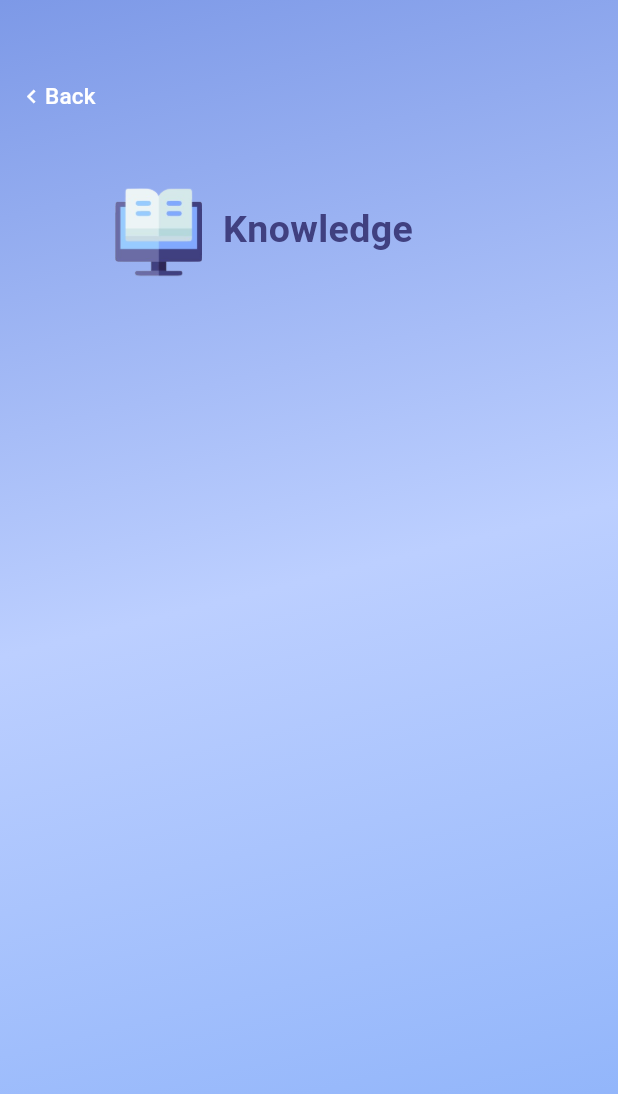
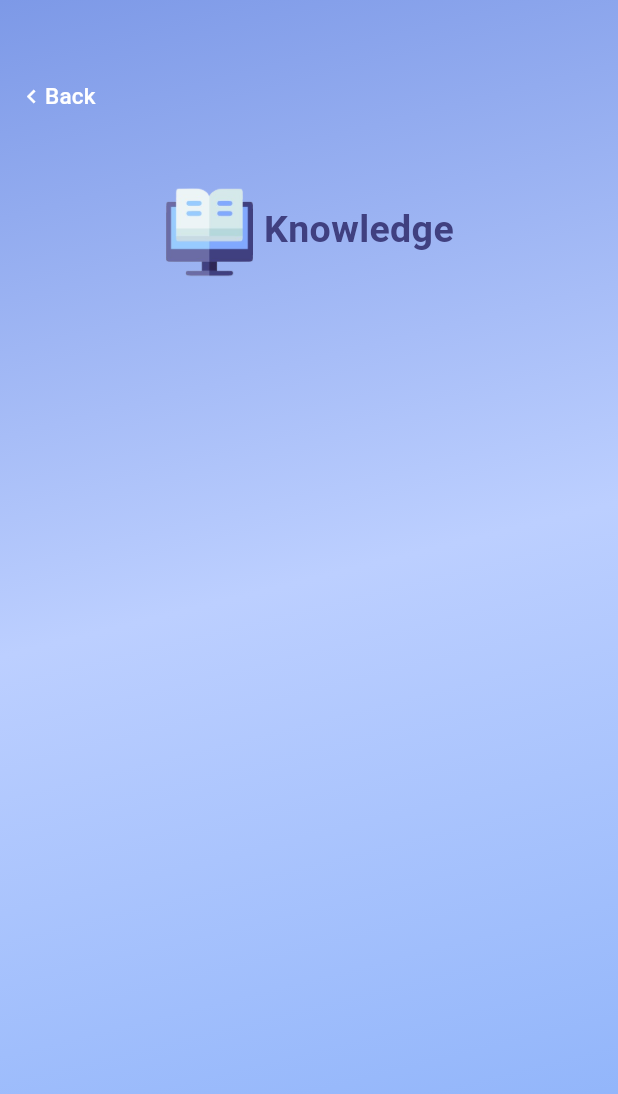
Before and after one commit to Oyyanv/knowledge, a Flutter app: the LoginPage screen opened directly, on a phone screen of 412 x 824 dp. Shown: the top 1094 px of the screen. Run offline on Flutter 3.47's test engine with Material 3 defaults, Android fonts, the light colour scheme and no system bars; our stand-ins replace smooth_page_indicator.

Commit message:
fix bug login no crud

```diff
--- a/lib/screens/login/login_page.dart
+++ b/lib/screens/login/login_page.dart
@@ -12,15 +12,18 @@ class _LoginPageState extends State<LoginPage> {
   @override
   Widget build(BuildContext context) {
     return Scaffold(
-      body: Container(
+      body: Stack(
+        children: [
+          Container(
             decoration: const BoxDecoration(
               gradient: LinearGradient(colors: [
                 Color(0xff7D99E7),
                 Color(0xffBCCFFF),
                 Color(0xff8EB3FA)
-        ], begin: Alignment.topLeft, end: Alignment.bottomCenter)),
-        child: SizedBox.expand(
-          child: Row(
+              ], begin: Alignment.topLeft, end: Alignment.bottomCenter),
+            ),
+          ),
+          Row(
             children: [
               //button kembali
               Column(
@@ -53,9 +56,11 @@ class _LoginPageState extends State<LoginPage> {
                   ),
                 ],
               ),
-              //button kembali
+            ],
+          ),
           //knowledge icon
           Row(
+            mainAxisAlignment: MainAxisAlignment.center,
             children: [
               Column(
                 mainAxisAlignment: MainAxisAlignment.start,
@@ -79,7 +84,7 @@ class _LoginPageState extends State<LoginPage> {
                     height: 135,
                   ),
                   Text(
-                        '  Knowledge',
+                    ' Knowledge',
                     style: TextStyle(
                       fontSize: 25,
                       fontWeight: FontWeight.w600,
@@ -91,10 +96,7 @@ class _LoginPageState extends State<LoginPage> {
             ],
           ),
           //knowledge icon
-              //card login
         ],
-          ),
-        ),
       ),
     );
   }
```
Lines whose indentation alone changed are shown as unchanged.
